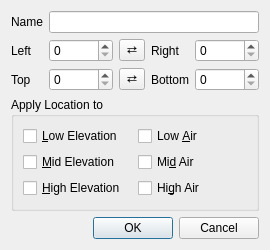
This is ChkForge/locationproperties.ui in heinermann/ChkForge as Qt 5 draws it before an edit. The edited form follows.
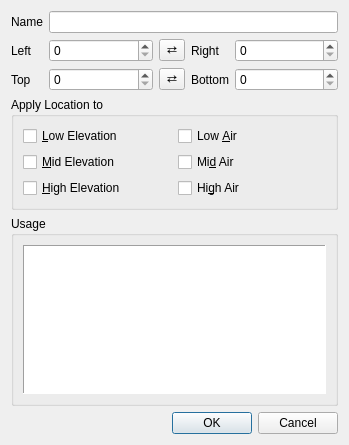
This is the edited form.

Commit message: Locations in item tree

The edit to the form file:
```diff
--- a/ChkForge/locationproperties.ui
+++ b/ChkForge/locationproperties.ui
@@ -6,8 +6,8 @@
    <rect>
     <x>0</x>
     <y>0</y>
-    <width>270</width>
-    <height>250</height>
+    <width>349</width>
+    <height>445</height>
    </rect>
   </property>
   <property name="windowTitle">
@@ -183,6 +183,53 @@
      </layout>
     </widget>
    </item>
+   <item>
+    <widget class="QGroupBox" name="groupBox_2">
+     <property name="title">
+      <string>Usage</string>
+     </property>
+     <layout class="QVBoxLayout" name="verticalLayout_2">
+      <item>
+       <widget class="QTreeWidget" name="treeWidget">
+        <property name="frameShape">
+         <enum>QFrame::Panel</enum>
+        </property>
+        <property name="horizontalScrollBarPolicy">
+         <enum>Qt::ScrollBarAlwaysOff</enum>
+        </property>
+        <property name="editTriggers">
+         <set>QAbstractItemView::NoEditTriggers</set>
+        </property>
+        <property name="rootIsDecorated">
+         <bool>false</bool>
+        </property>
+        <property name="uniformRowHeights">
+         <bool>true</bool>
+        </property>
+        <property name="itemsExpandable">
+         <bool>false</bool>
+        </property>
+        <property name="headerHidden">
+         <bool>true</bool>
+        </property>
+        <property name="expandsOnDoubleClick">
+         <bool>false</bool>
+        </property>
+        <column>
+         <property name="text">
+          <string notr="true">Name</string>
+         </property>
+        </column>
+        <column>
+         <property name="text">
+          <string notr="true">Where</string>
+         </property>
+        </column>
+       </widget>
+      </item>
+     </layout>
+    </widget>
+   </item>
    <item>
     <widget class="QDialogButtonBox" name="buttonBox">
      <property name="standardButtons">
```
The commit also changes 20 other files.
